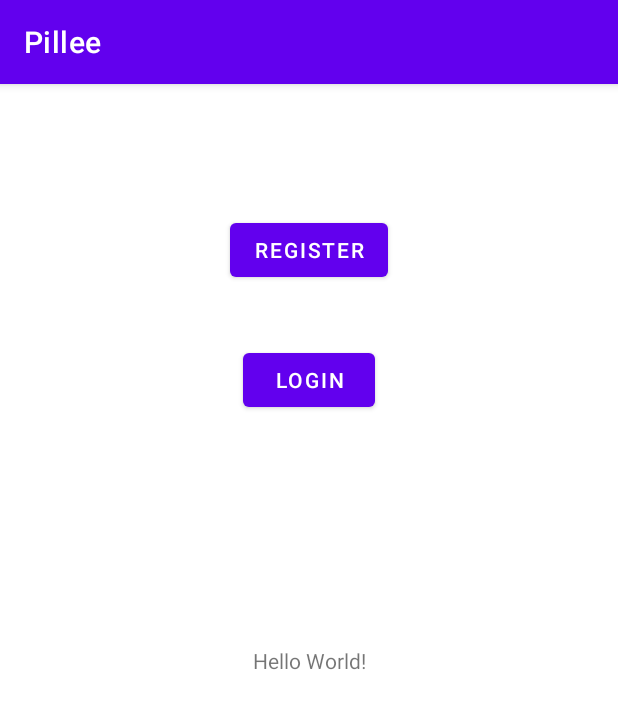
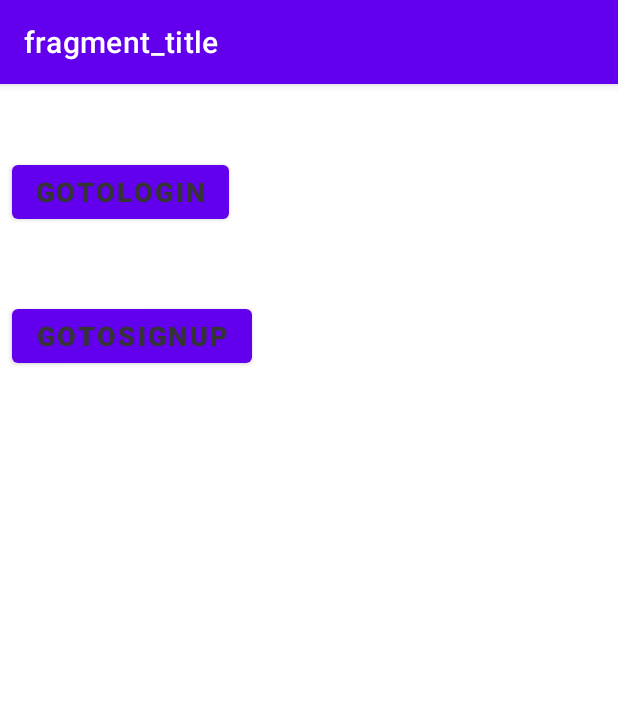
Before and after one commit to 20Anna00/PAMN_App, an Android app: the screen it shows after launch (MainActivity), on a phone screen of 412 x 824 dp. Shown: the top 709 px of the screen. Run offline under Robolectric (Android 15) with nearby library versions, the phone set to English and light mode, and no system bars; our stand-ins replace navigation-ui.

Commit message:
added the navigation component

```diff
--- a/app/build.gradle
+++ b/app/build.gradle
@@ -39,6 +39,8 @@ android {
     }
     buildFeatures {
         compose true
+        dataBinding true
+        viewBinding true
     }
     task wrapper(type: Wrapper){
         gradleVersion = '7.2'
--- a/app/src/main/java/com/example/pillee/MainActivity.kt
+++ b/app/src/main/java/com/example/pillee/MainActivity.kt
@@ -4,21 +4,30 @@ import android.content.Intent
 import androidx.appcompat.app.AppCompatActivity
 import android.os.Bundle
 import androidx.activity.compose.setContent
+import androidx.navigation.NavController
+import androidx.navigation.fragment.NavHostFragment
+import androidx.navigation.ui.setupActionBarWithNavController
+import com.example.pillee.databinding.ActivityMainBinding
 import kotlinx.android.synthetic.main.activity_main.*
 
 class MainActivity : AppCompatActivity() {
+    private lateinit var navController: NavController
+
     override fun onCreate(savedInstanceState: Bundle?) {
         super.onCreate(savedInstanceState)
-        setContentView(R.layout.activity_main)
 
+        val binding = ActivityMainBinding.inflate(layoutInflater)
+        setContentView(binding.root)
 
-        login_button.setOnClickListener {
-            val intent = Intent(this@MainActivity, Login::class.java)
-            startActivity(intent)
-        }
-        register_button.setOnClickListener {
-            val intent = Intent(this@MainActivity, Register::class.java)
-            startActivity(intent)
-        }
+        val navHostFragment= supportFragmentManager
+            .findFragmentById(R.id.nav_host_fragment) as NavHostFragment
+
+        navController = navHostFragment.navController
+
+        setupActionBarWithNavController(navController)
+    }
+
+    override fun onSupportNavigateUp(): Boolean {
+        return navController.navigateUp() || super.onSupportNavigateUp()
     }
 }
--- /dev/null
+++ b/app/src/main/java/com/example/pillee/TitleFragment.kt
@@ -0,0 +1,48 @@
+package com.example.pillee
+
+import android.os.Bundle
+import android.view.LayoutInflater
+import android.view.View
+import android.view.ViewGroup
+import androidx.databinding.DataBindingUtil.setContentView
+import androidx.fragment.app.Fragment
+import androidx.navigation.fragment.findNavController
+import com.example.pillee.databinding.FragmentTitleBinding
+import kotlinx.android.synthetic.main.activity_login.*
+import kotlinx.android.synthetic.main.fragment_title.*
+
+class TitleFragment : Fragment(){
+
+    private var _binding: FragmentTitleBinding? = null
+
+
+    private val binding get() = _binding!!
+
+
+    override fun onCreate(savedInstanceState: Bundle?) {
+        super.onCreate(savedInstanceState)
+
+    }
+
+    override fun onCreateView(
+        inflater: LayoutInflater,
+        container: ViewGroup?,
+        savedInstanceState: Bundle?
+    ): View? {
+        _binding = FragmentTitleBinding.inflate(inflater, container, false)
+        return binding.root
+    }
+
+    override fun onViewCreated(view: View, savedInstanceState: Bundle?) {
+        super.onViewCreated(view, savedInstanceState)
+        TestButton.setOnClickListener{
+            findNavController().navigate(R.id.action_titleFragment_to_loginFragment)
+        }
+
+        Test2Button.setOnClickListener{
+            findNavController().navigate(R.id.action_titleFragment_to_signupFragment)
+        }
+    }
+
+
+}
--- a/app/src/main/res/layout/activity_main.xml
+++ b/app/src/main/res/layout/activity_main.xml
@@ -1,39 +1,17 @@
 <?xml version="1.0" encoding="utf-8"?>
-<androidx.constraintlayout.widget.ConstraintLayout
-    xmlns:android="http://schemas.android.com/apk/res/android"
+<FrameLayout xmlns:android="http://schemas.android.com/apk/res/android"
+    xmlns:tools="http://schemas.android.com/tools"
     xmlns:app="http://schemas.android.com/apk/res-auto"
-    xmlns:tools="http://schemas.android.com/tools"
     android:layout_width="match_parent"
     android:layout_height="match_parent"
     tools:context=".MainActivity">
 
-    <TextView
-        android:id="@+id/text"
-        android:layout_width="wrap_content"
-        android:layout_height="wrap_content"
-        android:text="Hello World!"
-        app:layout_constraintBottom_toBottomOf="parent"
-        app:layout_constraintEnd_toEndOf="parent"
-        app:layout_constraintStart_toStartOf="parent"
-        app:layout_constraintTop_toTopOf="parent" />
-    <Button
-        android:id="@+id/login_button"
-        android:layout_width="wrap_content"
-        android:layout_height="wrap_content"
-        android:text="Login"
-        app:layout_constraintBottom_toBottomOf="@+id/text"
-        app:layout_constraintEnd_toEndOf="parent"
-        app:layout_constraintStart_toStartOf="parent"
-        app:layout_constraintTop_toTopOf="parent" />
-    <Button
-        android:id="@+id/register_button"
-        android:layout_width="wrap_content"
-        android:layout_height="wrap_content"
-        android:text="Register"
-        app:layout_constraintBottom_toBottomOf="@+id/login_button"
-        app:layout_constraintEnd_toEndOf="parent"
-        app:layout_constraintStart_toStartOf="parent"
-        app:layout_constraintTop_toTopOf="parent" />
+    <androidx.fragment.app.FragmentContainerView
+        android:id="@+id/nav_host_fragment"
+        android:name="androidx.navigation.fragment.NavHostFragment"
+        android:layout_width="match_parent"
+        android:layout_height="match_parent"
+        app:defaultNavHost="true"
+        app:navGraph="@navigation/navigation"/>
 
-
-</androidx.constraintlayout.widget.ConstraintLayout>
+</FrameLayout>
--- /dev/null
+++ b/app/src/main/res/layout/fragment_title.xml
@@ -0,0 +1,44 @@
+<?xml version="1.0" encoding="utf-8"?>
+<LinearLayout xmlns:android="http://schemas.android.com/apk/res/android"
+
+    xmlns:tools="http://schemas.android.com/tools"
+    android:layout_width="match_parent"
+    android:layout_height="match_parent"
+    android:orientation="vertical"
+    tools:context = ".TitleFragment">
+
+    <Button
+        android:id="@+id/TestButton"
+        android:layout_width="wrap_content"
+        android:layout_height="wrap_content"
+        android:layout_marginStart="@dimen/horizontal_margin"
+        android:layout_marginTop="48dp"
+        android:layout_marginEnd="@dimen/horizontal_margin"
+        android:paddingStart="@dimen/button_padding"
+        android:paddingEnd="@dimen/button_padding"
+        android:text="@string/gotologin"
+        android:textColor="@color/colorAccent"
+        android:textSize="@dimen/button_text_size"
+        android:textStyle="bold"
+
+
+
+         />
+
+    <Button
+        android:id="@+id/Test2Button"
+        android:layout_width="wrap_content"
+        android:layout_height="wrap_content"
+        android:layout_marginStart="@dimen/horizontal_margin"
+        android:layout_marginTop="48dp"
+        android:layout_marginEnd="@dimen/horizontal_margin"
+        android:paddingStart="@dimen/button_padding"
+        android:paddingEnd="@dimen/button_padding"
+        android:text="@string/gotosignup"
+        android:textColor="@color/colorAccent"
+        android:textSize="@dimen/button_text_size"
+        android:textStyle="bold"
+
+        />
+
+</LinearLayout>
--- a/app/src/main/res/navigation/navigation.xml
+++ b/app/src/main/res/navigation/navigation.xml
@@ -3,16 +3,57 @@
     xmlns:app="http://schemas.android.com/apk/res-auto"
     xmlns:tools="http://schemas.android.com/tools"
     android:id="@+id/navigation"
-    app:startDestination="@id/mainActivity">
-
-    <activity
-        android:id="@+id/mainActivity"
-        android:name="com.example.pillee.MainActivity"
-        android:label="activity_main"
-        tools:layout="@layout/activity_main" />
-    <activity
-        android:id="@+id/login"
-        android:name="com.example.pillee.Login"
-        android:label="activity_login"
-        tools:layout="@layout/activity_login" />
+    app:startDestination="@id/titleFragment">
+    <fragment
+        android:id="@+id/titleFragment"
+        android:name="com.example.pillee.TitleFragment"
+        android:label="fragment_title"
+        tools:layout="@layout/fragment_title" >
+        <action
+            android:id="@+id/action_titleFragment_to_loginFragment"
+            app:destination="@id/loginFragment" />
+        <action
+            android:id="@+id/action_titleFragment_to_signupFragment"
+            app:destination="@id/signupFragment" />
+    </fragment>
+    <fragment
+        android:id="@+id/loginFragment"
+        android:name="com.example.pillee.LoginFragment"
+        android:label="fragment_login"
+        tools:layout="@layout/fragment_login" >
+        <action
+            android:id="@+id/action_loginFragment_to_startpageFragment"
+            app:destination="@id/startpageFragment" />
+    </fragment>
+    <fragment
+        android:id="@+id/signupFragment"
+        android:name="com.example.pillee.SignupFragment"
+        android:label="fragment_signup"
+        tools:layout="@layout/fragment_signup" >
+        <action
+            android:id="@+id/action_signupFragment_to_startpageFragment"
+            app:destination="@id/startpageFragment" />
+    </fragment>
+    <fragment
+        android:id="@+id/startpageFragment"
+        android:name="com.example.pillee.StartpageFragment"
+        android:label="fragment_startpage"
+        tools:layout="@layout/fragment_startpage" >
+        <action
+            android:id="@+id/action_startpageFragment_to_refillFragment"
+            app:destination="@id/refillFragment" />
+        <action
+            android:id="@+id/action_startpageFragment_to_scheduleFragment"
+            app:destination="@id/scheduleFragment" />
+    </fragment>
+    <fragment
+        android:id="@+id/refillFragment"
+        android:name="com.example.pillee.RefillFragment"
+        android:label="fragment_refill"
+        tools:layout="@layout/fragment_refill" />
+    <fragment
+        android:id="@+id/scheduleFragment"
+        android:name="com.example.pillee.ScheduleFragment"
+        android:label="fragment_schedule"
+        tools:layout="@layout/fragment_schedule" />
 </navigation>
--- a/app/src/main/res/values/strings.xml
+++ b/app/src/main/res/values/strings.xml
@@ -7,4 +7,6 @@
     <string name="Login">Login</string>
     <string name="email">Email</string>
     <string name="register" />
+    <string name="gotosignup">GoToSignUp</string>
+    <string name="gotologin">GoToLogin</string>
 </resources>
--- a/build.gradle
+++ b/build.gradle
@@ -5,6 +5,8 @@ buildscript {
         classpath 'com.google.gms:google-services:4.3.13'
         classpath 'com.google.firebase:firebase-crashlytics-gradle:2.9.2'
         classpath "com.android.tools.build:gradle:7.3.0"
+        classpath "androidx.navigation:navigation-safe-args-gradle-plugin:2.5.3"
+
 
 
     }
```
Also changed, not shown: app/src/main/java/com/example/pillee/LoginFragment.kt (added, +40 -0 lines), app/src/main/java/com/example/pillee/RefillFragment.kt (added, +30 -0 lines), app/src/main/java/com/example/pillee/ScheduleFragment.kt (added, +30 -0 lines), app/src/main/java/com/example/pillee/SignupFragment.kt (added, +39 -0 lines), app/src/main/java/com/example/pillee/StartpageFragment.kt (added, +44 -0 lines), app/src/main/java/com/example/pillee/TestFragment.kt (added, +31 -0 lines), app/src/main/res/layout/fragment_login.xml (added, +25 -0 lines), app/src/main/res/layout/fragment_refill.xml (added, +25 -0 lines), app/src/main/res/layout/fragment_schedule.xml (added, +25 -0 lines), app/src/main/res/layout/fragment_signup.xml (added, +25 -0 lines), app/src/main/res/layout/fragment_startpage.xml (added, +42 -0 lines), app/src/main/res/layout/fragment_test.xml (added, +25 -0 lines).
